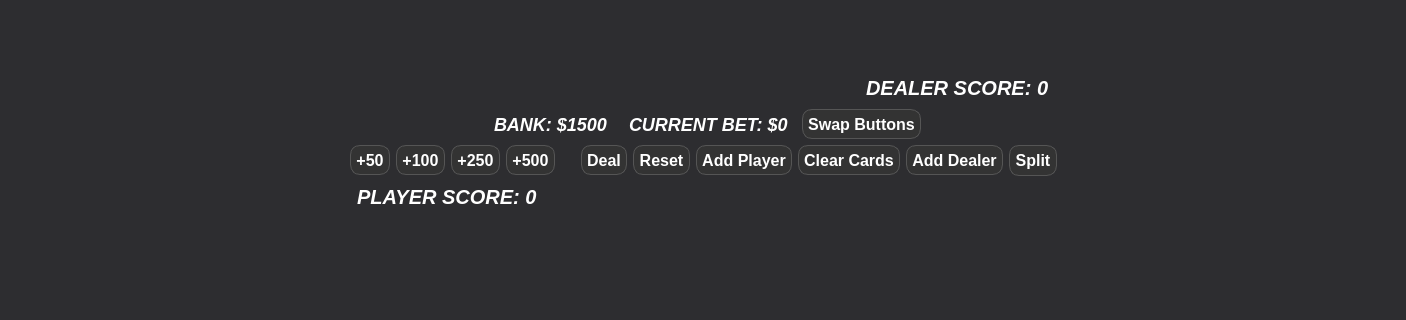
Qt form mainwindow.ui (landonwest815/blackjack-educational-app) before a commit; both pictures show x 0 to 1406 and y 178 to 498 of the 1406 by 700 pixel window.
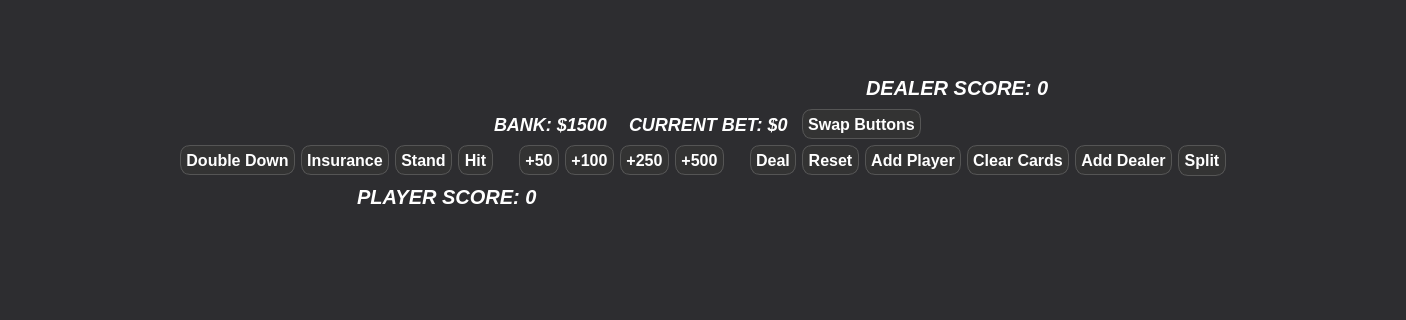
The same form after that commit. Custom widgets are drawn as their Qt base class.

```diff
--- a/mainwindow.ui
+++ b/mainwindow.ui
@@ -258,6 +258,186 @@
         </property>
        </spacer>
       </item>
+      <item>
+       <widget class="QPushButton" name="doubleDownButton">
+        <property name="minimumSize">
+         <size>
+          <width>0</width>
+          <height>30</height>
+         </size>
+        </property>
+        <property name="maximumSize">
+         <size>
+          <width>16777215</width>
+          <height>30</height>
+         </size>
+        </property>
+        <property name="styleSheet">
+         <string notr="true">QPushButton {
+    background-color: #333333;
+    color: white;
+    border-radius: 10px;
+    text-shadow: 1px 1px 2px black;
+    padding: 5px;
+    border: 1px solid #555555;
+    font-weight: bold;
+    font-size: 16px;
+    font-family: &quot;Arial&quot;, sans-serif;
+}
+
+QPushButton:hover {
+    background-color: #444444;
+}
+
+QPushButton:pressed {
+    background-color: #333333;
+}
+</string>
+        </property>
+        <property name="text">
+         <string>Double Down</string>
+        </property>
+       </widget>
+      </item>
+      <item>
+       <widget class="QPushButton" name="insuranceButton">
+        <property name="minimumSize">
+         <size>
+          <width>0</width>
+          <height>30</height>
+         </size>
+        </property>
+        <property name="maximumSize">
+         <size>
+          <width>16777215</width>
+          <height>30</height>
+         </size>
+        </property>
+        <property name="styleSheet">
+         <string notr="true">QPushButton {
+    background-color: #333333;
+    color: white;
+    border-radius: 10px;
+    text-shadow: 1px 1px 2px black;
+    padding: 5px;
+    border: 1px solid #555555;
+    font-weight: bold;
+    font-size: 16px;
+    font-family: &quot;Arial&quot;, sans-serif;
+}
+
+QPushButton:hover {
+    background-color: #444444;
+}
+
+QPushButton:pressed {
+    background-color: #333333;
+}
+</string>
+        </property>
+        <property name="text">
+         <string>Insurance</string>
+        </property>
+       </widget>
+      </item>
+      <item>
+       <widget class="QPushButton" name="standButton">
+        <property name="minimumSize">
+         <size>
+          <width>0</width>
+          <height>30</height>
+         </size>
+        </property>
+        <property name="maximumSize">
+         <size>
+          <width>16777215</width>
+          <height>30</height>
+         </size>
+        </property>
+        <property name="styleSheet">
+         <string notr="true">QPushButton {
+    background-color: #333333;
+    color: white;
+    border-radius: 10px;
+    text-shadow: 1px 1px 2px black;
+    padding: 5px;
+    border: 1px solid #555555;
+    font-weight: bold;
+    font-size: 16px;
+    font-family: &quot;Arial&quot;, sans-serif;
+}
+
+QPushButton:hover {
+    background-color: #444444;
+}
+
+QPushButton:pressed {
+    background-color: #333333;
+}
+</string>
+        </property>
+        <property name="text">
+         <string>Stand</string>
+        </property>
+       </widget>
+      </item>
+      <item>
+       <widget class="QPushButton" name="hitButton">
+        <property name="minimumSize">
+         <size>
+          <width>0</width>
+          <height>30</height>
+         </size>
+        </property>
+        <property name="maximumSize">
+         <size>
+          <width>16777215</width>
+          <height>30</height>
+         </size>
+        </property>
+        <property name="styleSheet">
+         <string notr="true">QPushButton {
+    background-color: #333333;
+    color: white;
+    border-radius: 10px;
+    text-shadow: 1px 1px 2px black;
+    padding: 5px;
+    border: 1px solid #555555;
+    font-weight: bold;
+    font-size: 16px;
+    font-family: &quot;Arial&quot;, sans-serif;
+}
+
+QPushButton:hover {
+    background-color: #444444;
+}
+
+QPushButton:pressed {
+    background-color: #333333;
+}
+</string>
+        </property>
+        <property name="text">
+         <string>Hit</string>
+        </property>
+       </widget>
+      </item>
+      <item>
+       <spacer name="horizontalSpacer_12">
+        <property name="orientation">
+         <enum>Qt::Horizontal</enum>
+        </property>
+        <property name="sizeType">
+         <enum>QSizePolicy::Fixed</enum>
+        </property>
+        <property name="sizeHint" stdset="0">
+         <size>
+          <width>20</width>
+          <height>20</height>
+         </size>
+        </property>
+       </spacer>
+      </item>
       <item>
        <widget class="QPushButton" name="add50">
         <property name="minimumSize">
```
Left out of the diff: 2 changed lines with no effect on the pictures.
